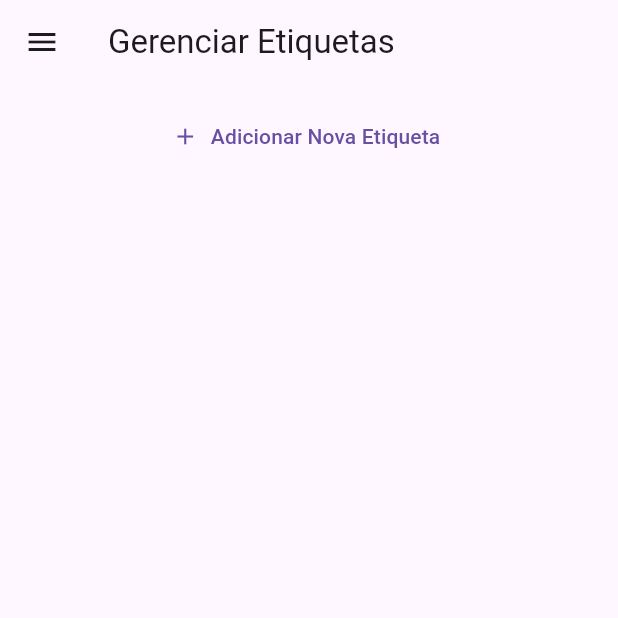
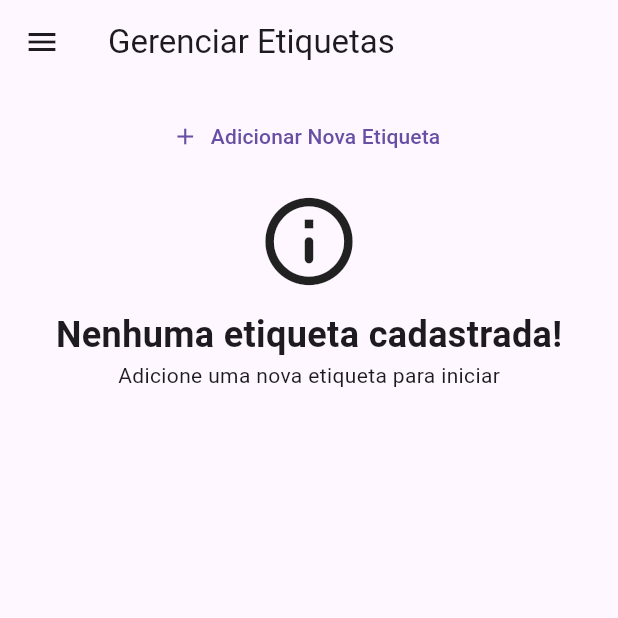
Before and after one commit to oJaciel/Label-Craft, a Flutter app: the screen it shows after launch, after a tap on "Gerenciar Etiquetas", on a phone screen of 412 x 824 dp, the top half of it. Run offline on Flutter 3.47's test engine with Material 3 defaults, Android fonts, the phone set to English and light mode, and no system bars; our stand-ins replace flutter_multi_formatter, pdf, printing, share_plus; network calls fail.

Commit message:
Componente EmptyListMessage
Adicionado componente que é mostrado quando não há nenhuma etiqueta cadastrada.

```diff
--- /dev/null
+++ b/lib/components/empty_list_message.dart
@@ -0,0 +1,23 @@
+import 'package:flutter/material.dart';
+
+class EmptyListMessage extends StatelessWidget {
+  const EmptyListMessage({super.key});
+
+  @override
+  Widget build(BuildContext context) {
+    return Center(
+        child: Column(
+          mainAxisAlignment: MainAxisAlignment.center,
+          children: [
+            Icon(Icons.info_outline_rounded, size: 70),
+            SizedBox(height: 10),
+            Text(
+              'Nenhuma etiqueta cadastrada!',
+              style: TextStyle(fontSize: 24, fontWeight: FontWeight.bold),
+            ),
+            Text('Adicione uma nova etiqueta para iniciar'),
+          ],
+        ),
+      );
+  }
+}
--- a/lib/components/label_grid.dart
+++ b/lib/components/label_grid.dart
@@ -2,6 +2,7 @@ import 'dart:io';
 
 import 'package:flutter/foundation.dart';
 import 'package:flutter/material.dart';
+import 'package:label_craft/components/empty_list_message.dart';
 import 'package:label_craft/components/label_grid_item.dart';
 import 'package:label_craft/models/label.dart';
 import 'package:label_craft/models/label_provider.dart';
@@ -12,7 +13,6 @@ class LabelGrid extends StatelessWidget {
 
   @override
   Widget build(BuildContext context) {
-
     double calculateAspectRatio() {
       if (!kIsWeb && (Platform.isAndroid || Platform.isIOS)) {
         return 3 / 3;
@@ -28,6 +28,7 @@ class LabelGrid extends StatelessWidget {
 
     final List<Label> loadedLabels = provider.labels;
 
+    if (loadedLabels.isNotEmpty) {
       return GridView.builder(
         itemCount: loadedLabels.length,
         gridDelegate: SliverGridDelegateWithFixedCrossAxisCount(
@@ -38,5 +39,8 @@ class LabelGrid extends StatelessWidget {
         ),
         itemBuilder: (ctx, i) => LabelGridItem(loadedLabels[i]),
       );
+    } else {
+      return EmptyListMessage();
     }
   }
+}
--- a/lib/pages/labels_page.dart
+++ b/lib/pages/labels_page.dart
@@ -1,6 +1,7 @@
 import 'package:flutter/material.dart';
 import 'package:label_craft/components/app_button.dart';
 import 'package:label_craft/components/app_drawer.dart';
+import 'package:label_craft/components/empty_list_message.dart';
 import 'package:label_craft/components/labels_page_item.dart';
 import 'package:label_craft/models/label_provider.dart';
 import 'package:label_craft/utils/app_routes.dart';
@@ -26,7 +27,8 @@ class LabelsPage extends StatelessWidget {
               Icon(Icons.add),
             ),
             const SizedBox(height: 10),
-            Expanded(
+            labels.isNotEmpty
+                ? Expanded(
                   child: ListView.builder(
                     itemCount: labels.length,
                     itemBuilder: (ctx, i) {
@@ -35,7 +37,8 @@ class LabelsPage extends StatelessWidget {
                       );
                     },
                   ),
-            ),
+                )
+                : EmptyListMessage(),
           ],
         ),
       ),
```
Lines whose indentation alone changed are shown as unchanged.
